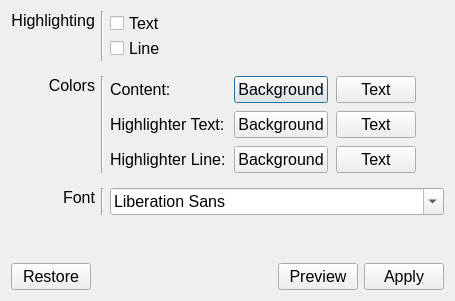
This is src/forms/color_settings.ui in DinoZAR/CentralAccessReader as Qt 5 draws it before an edit. The edited form follows.
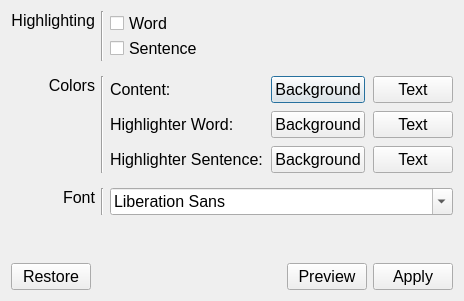
This is the edited form.

Commit message: If it finds old MathType it doesn't know what to do with, it will make math that says "Couldn't read MathType." Also made GUI changes to say "word" and "sentence" instead of "text" and "line"

```diff
--- a/src/forms/color_settings.ui
+++ b/src/forms/color_settings.ui
@@ -103,7 +103,7 @@
        <item row="1" column="0">
         <widget class="QLabel" name="label_4">
          <property name="text">
-          <string>Highlighter Text:</string>
+          <string>Highlighter Word:</string>
          </property>
         </widget>
        </item>
@@ -141,7 +141,7 @@
        <item row="2" column="0">
         <widget class="QLabel" name="label_5">
          <property name="text">
-          <string>Highlighter Line:</string>
+          <string>Highlighter Sentence:</string>
          </property>
         </widget>
        </item>
@@ -210,14 +210,14 @@
        <item>
         <widget class="QCheckBox" name="enableHTextCheckBox">
          <property name="text">
-          <string>Text</string>
+          <string>Word</string>
          </property>
         </widget>
        </item>
        <item>
         <widget class="QCheckBox" name="enableHLineCheckBox">
          <property name="text">
-          <string>Line</string>
+          <string>Sentence</string>
          </property>
         </widget>
        </item>
```
The commit also changes 5 other files.
